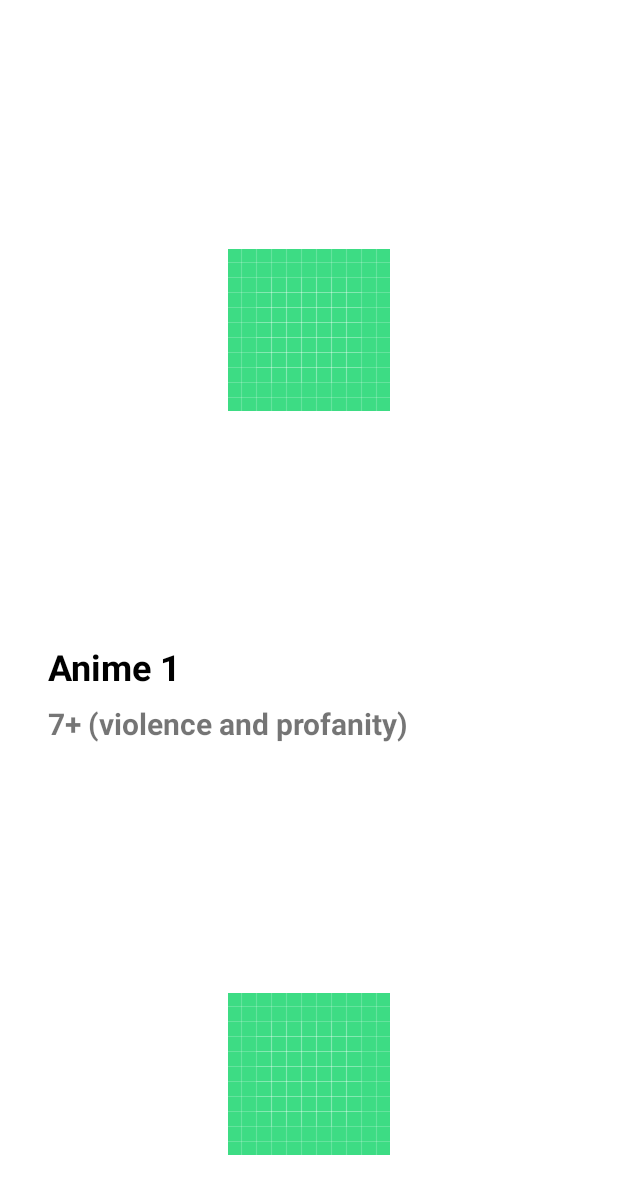
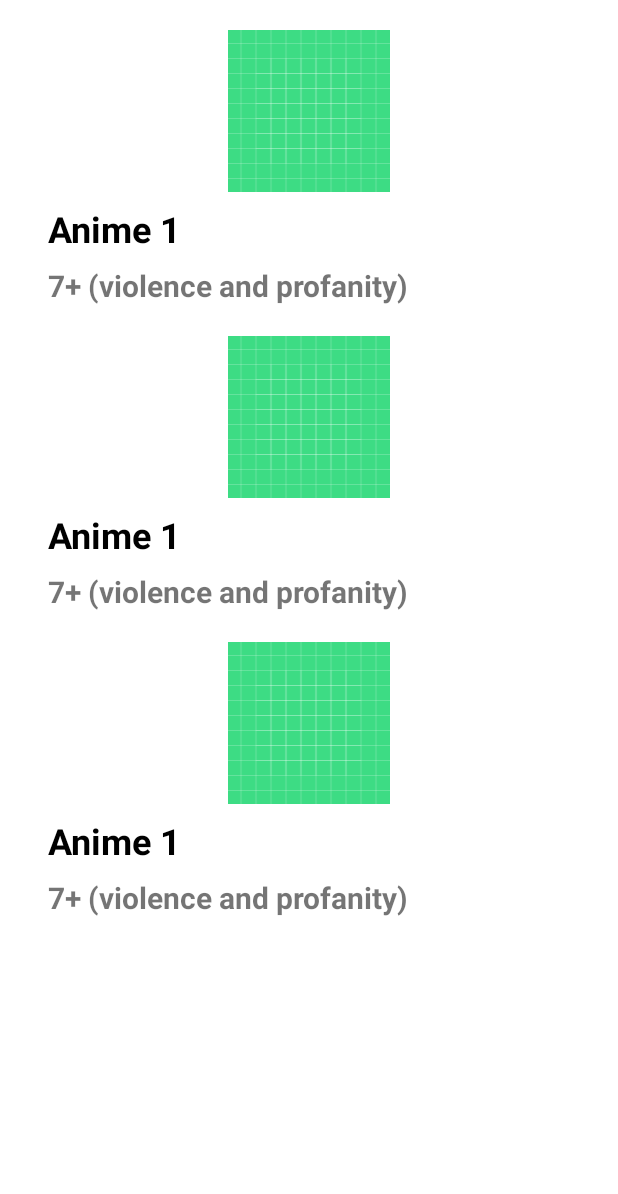
Before and after one commit to Madina192/AnimeApp, an Android app: the layout fragment_anime.xml on its own in the app's theme, with its tools: preview values and no code run, on a phone screen of 412 x 824 dp. Shown: the top 1194 px of the screen. Run offline under Robolectric (Android 15) with nearby library versions, the phone set to English and light mode, and no system bars.

```diff
--- a/app/src/main/java/com/example/animeapp/models/AnimeModel.kt
+++ b/app/src/main/java/com/example/animeapp/models/AnimeModel.kt
@@ -1,5 +1,5 @@
 package com.example.animeapp.models
 
 data class AnimeModel(
-    var data: List<Anime>
+    var data: ArrayList<Anime>
 )
--- a/app/src/main/res/layout/fragment_anime.xml
+++ b/app/src/main/res/layout/fragment_anime.xml
@@ -3,7 +3,7 @@
     xmlns:app="http://schemas.android.com/apk/res-auto"
     xmlns:tools="http://schemas.android.com/tools"
     android:layout_width="match_parent"
-    android:layout_height="match_parent"
+    android:layout_height="wrap_content"
     tools:context=".ui.anime.AnimeFragment">
 
     <androidx.recyclerview.widget.RecyclerView
@@ -16,4 +16,15 @@
         android:layout_marginHorizontal="20dp"
         />
 
+<!--    <TextView-->
+<!--        android:id="@+id/tv_anime"-->
+<!--        app:layout_constraintTop_toTopOf="parent"-->
+<!--        app:layout_constraintStart_toStartOf="parent"-->
+<!--        android:layout_width="wrap_content"-->
+<!--        android:layout_height="wrap_content"-->
+<!--        android:text="anime"-->
+<!--        android:textSize="40sp"-->
+<!--        android:textStyle="bold"-->
+<!--        />-->
+
 </androidx.constraintlayout.widget.ConstraintLayout>
--- a/app/src/main/res/layout/item_anime.xml
+++ b/app/src/main/res/layout/item_anime.xml
@@ -1,7 +1,7 @@
 <?xml version="1.0" encoding="utf-8"?>
 <androidx.constraintlayout.widget.ConstraintLayout xmlns:android="http://schemas.android.com/apk/res/android"
     android:layout_width="match_parent"
-    android:layout_height="match_parent"
+    android:layout_height="wrap_content"
     xmlns:tools="http://schemas.android.com/tools"
     android:layout_marginTop="20dp"
     xmlns:app="http://schemas.android.com/apk/res-auto">
@@ -15,8 +15,8 @@
         >
         <ImageView
             android:id="@+id/iv_anime"
-            android:layout_width="wrap_content"
-            android:layout_height="400dp"
+            android:layout_width="150dp"
+            android:layout_height="wrap_content"
             tools:src="@drawable/ic_launcher_background"
             android:layout_gravity="center_horizontal"
             />
```
Also changed, not shown: app/src/main/java/com/example/animeapp/models/Anime.kt (+4 -4 lines), app/src/main/java/com/example/animeapp/remote/AnimeApiService.kt (+3 -4 lines), app/src/main/java/com/example/animeapp/repository/AnimeRepository.kt (+5 -6 lines), app/src/main/java/com/example/animeapp/ui/anime/AnimeAdapter.kt (+7 -5 lines), app/src/main/java/com/example/animeapp/ui/anime/AnimeFragment.kt (+21 -23 lines), app/src/main/java/com/example/animeapp/ui/anime/AnimeViewModel.kt (+4 -4 lines).
